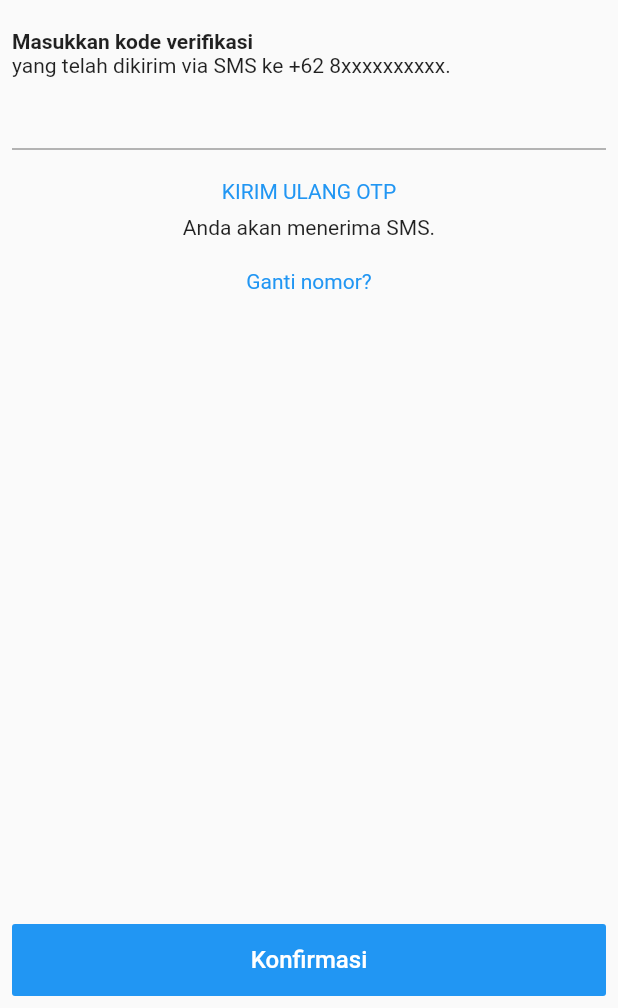
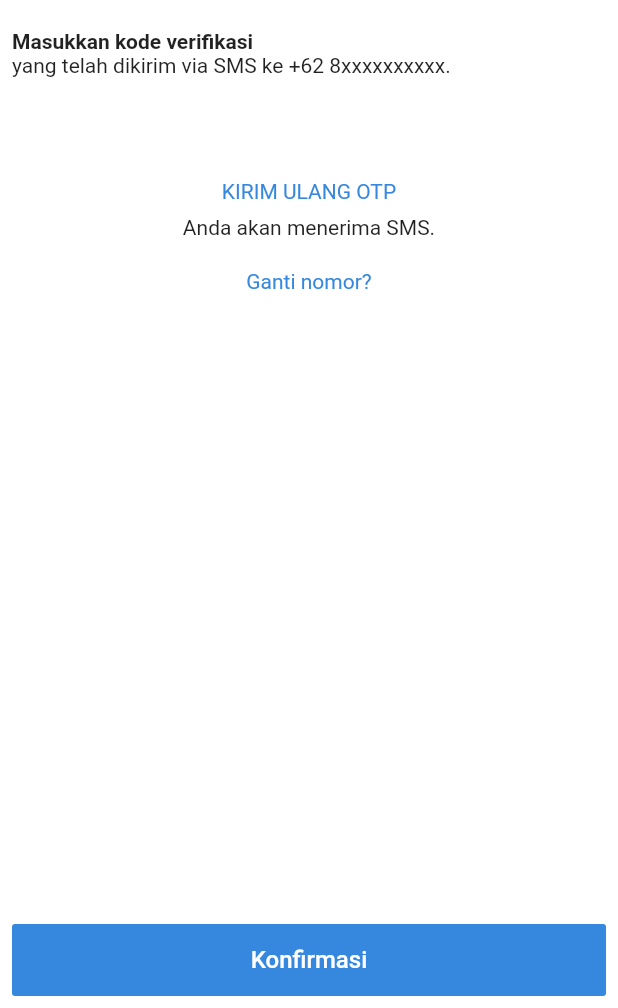
Before and after one commit to agungsatrioo/motordoc, a Flutter app: the screen it shows after launch, after a tap on "Verifikasi", on a phone screen of 412 x 824 dp, the part 228-1236 px from its top. Run offline on Flutter 3.47's test engine with Material 2 defaults, Android fonts, the light colour scheme and no system bars; our stand-ins replace sqflite; accounts and stored records are empty.

Commit message:
add theme

```diff
--- a/lib/main.dart
+++ b/lib/main.dart
@@ -1,31 +1,14 @@
 import 'package:flutter/material.dart';
 
 import 'src/ui/pages/page_splash.dart';
+import 'src/utils/util_theme.dart';
 
 void main(){
   runApp(
       MaterialApp(
         debugShowCheckedModeBanner: false,
         title: 'Motordoc',
-        theme: ThemeData.light().copyWith(
-            buttonTheme: ButtonThemeData(
-                colorScheme: ColorScheme(
-                  primary: Color(0xFF3688DE),
-                  onPrimary: Colors.white,
-                  primaryVariant: Color(0xFF3688DE),
-                  secondary: Color(0xff4c9ee7),
-                  secondaryVariant: Color(0xff4c9ee7),
-                  onSecondary: Colors.white,
-                  error: Color(0xffdc3545),
-                  onError: Colors.white,
-                  surface: Color(0xfff8f9fa),
-                  onSurface: Colors.black,
-                  background: Color(0xfff8f9fa),
-                  onBackground: Colors.black,
-                  brightness: Brightness.light,
-                )
-            )
-        ),
+        theme: MotorDocTheme,
         home: SplashScreen(),
       )
   );
--- a/pubspec.yaml
+++ b/pubspec.yaml
@@ -48,6 +48,7 @@ dependencies:
   shimmer: ^1.1.1
   basic_utils: ^2.5.3
   package_info: ^0.4.0+16
+  antd: ^0.0.1
 
 dev_dependencies:
   flutter_test:
```
Also changed, not shown: lib/src/utils/util_theme.dart (added, +50 -0 lines), pubspec.lock.
